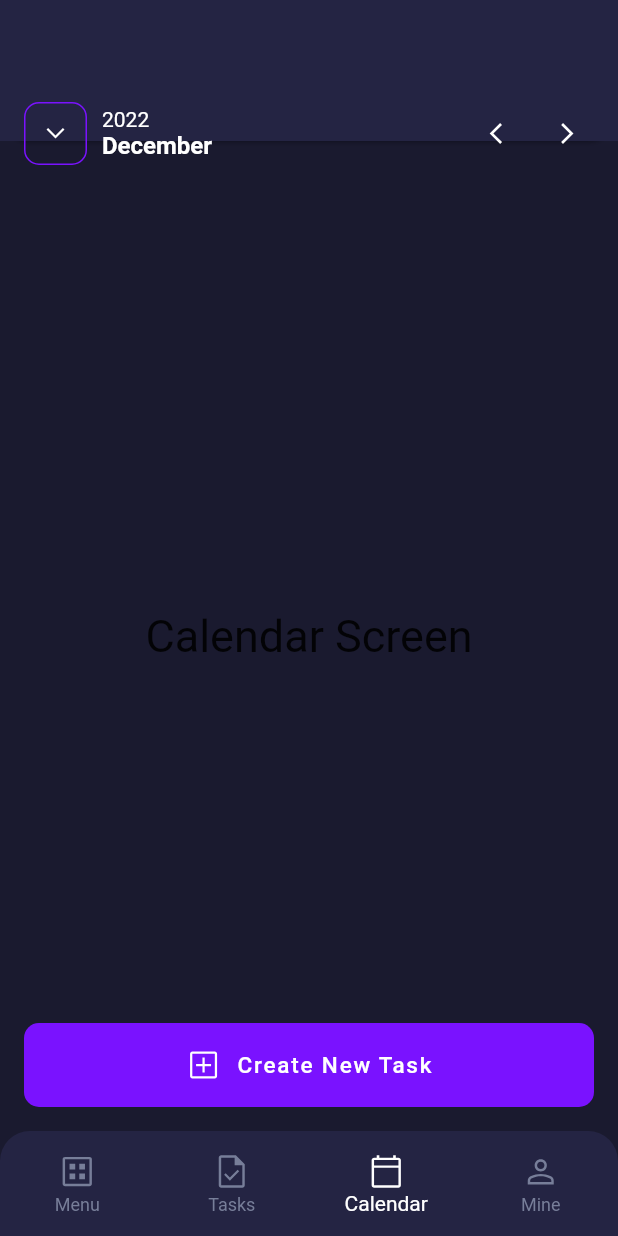
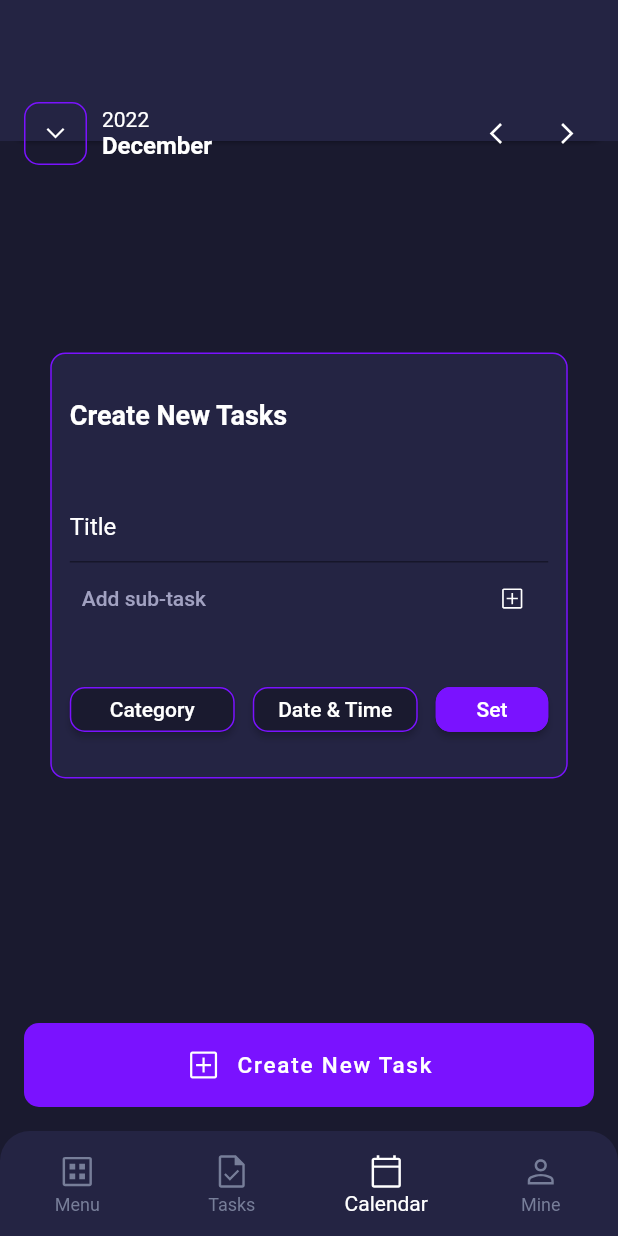
Before and after one commit to IslomjonCoder/to_do_app, a Flutter app: the screen it shows after launch, item 3 of the bottom bar chosen, after a tap on "Create New Task", on a phone screen of 412 x 824 dp. Run offline on Flutter 3.47's test engine with Material 2 defaults, Android fonts, the phone set to English and light mode, and no system bars; our stand-ins replace flutter_svg, shared_preferences.

Commit message:
added create new task button but lack of logic

```diff
--- a/lib/ui/bottom_nav_bar/navigationBar_Screen.dart
+++ b/lib/ui/bottom_nav_bar/navigationBar_Screen.dart
@@ -1,6 +1,7 @@
 import 'package:flutter/material.dart';
 import 'package:flutter_svg/svg.dart';
 import 'package:to_do_app/ui/calendar_screen/calendar_screen.dart';
+import 'package:to_do_app/ui/create_task/create_task.dart';
 import 'package:to_do_app/ui/home/home.dart';
 import 'package:to_do_app/ui/profile_screen/profile_screen.dart';
 import 'package:to_do_app/utils/colors.dart';
@@ -16,6 +17,7 @@ class NavBar extends StatefulWidget {
 }
 
 class _NavBarState extends State<NavBar> {
+  bool taskPagePressed = false;
   int pageIndex = 1;
   List<Widget> _screens = [];
   // bool isMenuButtonPressed = false;
@@ -44,7 +46,14 @@ class _NavBarState extends State<NavBar> {
             shape: const RoundedRectangleBorder(
               borderRadius: BorderRadius.all(Radius.circular(0)),
             ),
-            onPressed: () {},
+            onPressed: () {
+              setState(
+                () {
+                  taskPagePressed = !taskPagePressed;
+                  print(taskPagePressed);
+                },
+              );
+            },
             child: Center(
               child: Row(
                 mainAxisAlignment: MainAxisAlignment.center,
@@ -66,7 +75,15 @@ class _NavBarState extends State<NavBar> {
           ),
         ),
       ),
-      body: _screens[pageIndex],
+      body: Stack(
+        children: [
+          _screens[pageIndex],
+          Visibility(
+            visible: taskPagePressed,
+            child: AddTaskPage(),
+          ),
+        ],
+      ),
       bottomNavigationBar: SizedBox(
         height: 70,
         child: ClipRRect(
--- a/lib/ui/create_task/create_task.dart
+++ b/lib/ui/create_task/create_task.dart
@@ -0,0 +1,150 @@
+import 'package:flutter/material.dart';
+import 'package:flutter_svg/svg.dart';
+import 'package:to_do_app/utils/colors.dart';
+import 'package:to_do_app/utils/icons.dart';
+
+class AddTaskPage extends StatefulWidget {
+  const AddTaskPage({super.key});
+
+  @override
+  State<AddTaskPage> createState() => _AddTaskPageState();
+}
+
+class _AddTaskPageState extends State<AddTaskPage> {
+  @override
+  Widget build(BuildContext context) {
+    return Center(
+      child: Container(
+        height: 284,
+        width: 345,
+        decoration: BoxDecoration(
+          color: ColorsApp.secondaryBG,
+          border: Border.all(
+            color: ColorsApp.borderColor,
+          ),
+          borderRadius: BorderRadius.circular(
+            10,
+          ),
+        ),
+        padding: const EdgeInsets.symmetric(vertical: 30, horizontal: 12),
+        child: Column(
+          children: [
+            const Align(
+              alignment: Alignment.topLeft,
+              child: Text(
+                "Create New Tasks",
+                style: TextStyle(
+                    fontSize: 18,
+                    fontWeight: FontWeight.bold,
+                    color: Colors.white),
+              ),
+            ),
+            const SizedBox(
+              height: 40,
+            ),
+            TextFormField(
+              decoration: const InputDecoration(
+                hintText: "Title",
+                hintStyle: TextStyle(
+                  color: Colors.white,
+                ),
+              ),
+            ),
+            Row(
+              mainAxisAlignment: MainAxisAlignment.spaceBetween,
+              children: [
+                TextButton(
+                  onPressed: () {},
+                  child: const Text(
+                    "Add sub-task",
+                    style: TextStyle(color: ColorsApp.secondaryForTextAndIcon),
+                  ),
+                ),
+                IconButton(
+                  onPressed: () {},
+                  icon: SvgPicture.asset(
+                    IconsApp.addBig,
+                  ),
+                ),
+              ],
+            ),
+            const SizedBox(
+              height: 35,
+            ),
+            Row(
+              mainAxisAlignment: MainAxisAlignment.spaceBetween,
+              children: [
+                SizedBox(
+                  height: 30,
+                  width: 110,
+                  child: ElevatedButton(
+                    style: ElevatedButton.styleFrom(
+                      shape: RoundedRectangleBorder(
+                        side: const BorderSide(
+                          color: ColorsApp.borderColor,
+                          width: 1.0,
+                        ),
+                        borderRadius: BorderRadius.circular(
+                            10.0), // Adjust the value to change the border radius
+                      ),
+                      backgroundColor:
+                          ColorsApp.mainBackground, // Change the color here
+                    ),
+                    onPressed: () {},
+                    child: const Text(
+                      "Category",
+                    ),
+                  ),
+                ),
+                SizedBox(
+                  height: 30,
+                  width: 110,
+                  child: ElevatedButton(
+                    style: ElevatedButton.styleFrom(
+                      shape: RoundedRectangleBorder(
+                        side: const BorderSide(
+                          color: ColorsApp.borderColor,
+                          width: 1.0,
+                        ),
+                        borderRadius: BorderRadius.circular(
+                            10.0), // Adjust the value to change the border radius
+                      ),
+                      backgroundColor:
+                          ColorsApp.mainBackground, // Change the color here
+                    ),
+                    onPressed: () {},
+                    child: const Text(
+                      "Date & Time",
+                    ),
+                  ),
+                ),
+                SizedBox(
+                  height: 30,
+                  width: 75,
+                  child: ElevatedButton(
+                    style: ElevatedButton.styleFrom(
+                      shape: RoundedRectangleBorder(
+                        side: const BorderSide(
+                          color: ColorsApp.borderColor,
+                          width: 1.0,
+                        ),
+                        borderRadius: BorderRadius.circular(
+                            10.0), // Adjust the value to change the border radius
+                      ),
+                      backgroundColor:
+                          ColorsApp.mainButtoncolor, // Change the color here
+                    ),
+                    onPressed: () {},
+                    child: const Text(
+                      "Set",
+                    ),
+                  ),
+                ),
+              ],
+            )
+          ],
+        ),
+      ),
+    );
+  }
+}
--- a/lib/ui/home/home.dart
+++ b/lib/ui/home/home.dart
@@ -3,7 +3,6 @@ import 'package:flutter_svg/svg.dart';
 import 'package:to_do_app/utils/colors.dart';
 
 import '../../utils/icons.dart';
-import '../menu_drawer/drawer.dart';
 
 class HomeScreen extends StatefulWidget {
   const HomeScreen({super.key});
```
